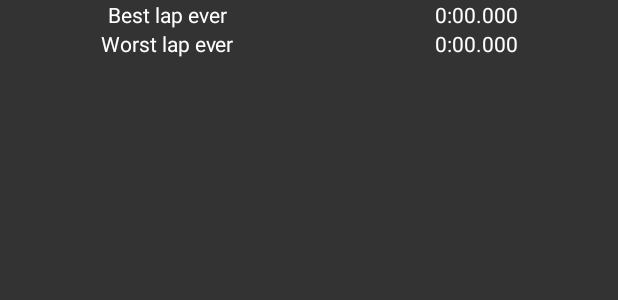
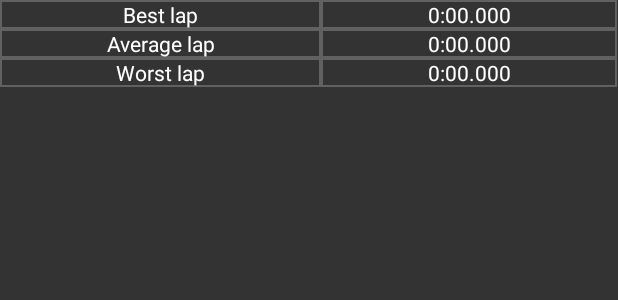
Before and after one commit to JQueimado/TimeSheets, an Android app: the layout fragment_stats.xml on its own in the app's theme, with its tools: preview values and no code run, on a phone screen of 412 x 824 dp. Shown: the top 300 px of the screen. Run offline under Robolectric (Android 15) with nearby library versions, the phone set to English and light mode, and no system bars.

Commit message:
changed Table apearance and add Average Lap

```diff
--- /dev/null
+++ b/KartingSheets/app/src/main/res/drawable/stats_fragment_table_shape.xml
@@ -0,0 +1,5 @@
+<?xml version="1.0" encoding="utf-8"?>
+<shape xmlns:android="http://schemas.android.com/apk/res/android">
+    <solid android:color="@color/stats_background_color"/>
+    <stroke android:width="1dp"  android:color="@color/stats_outline_color"/>
+</shape>
--- a/KartingSheets/app/src/main/res/layout/fragment_stats.xml
+++ b/KartingSheets/app/src/main/res/layout/fragment_stats.xml
@@ -9,14 +9,16 @@
     android:background="@color/stats_background_color"
     android:stretchColumns="0,1">
 
+    <!-- Best Lap -->
     <TableRow
         android:id="@+id/stats_best_lap_body"
         android:layout_width="match_parent"
-        android:layout_height="match_parent"
-        >
+        android:layout_height="match_parent">
+
             <TextView
                 android:layout_width="wrap_content"
                 android:layout_height="wrap_content"
+                android:background="@drawable/stats_fragment_table_shape"
 
                 android:text="@string/stats_best_lap"
                 android:textColor="@color/white"
@@ -26,20 +28,51 @@
                 android:id="@+id/stats_best_lap"
                 android:layout_width="wrap_content"
                 android:layout_height="wrap_content"
+                android:background="@drawable/stats_fragment_table_shape"
 
                 android:text="@string/stats_sample_lap"
                 android:textColor="@color/white"
                 android:gravity="center"/>
     </TableRow>
 
+    <!-- Average Lap -->
+    <TableRow
+        android:id="@+id/stats_average_lap_body"
+        android:layout_width="match_parent"
+        android:layout_height="match_parent">
+
+        <TextView
+            android:layout_width="wrap_content"
+            android:layout_height="wrap_content"
+            android:background="@drawable/stats_fragment_table_shape"
+
+            android:text="@string/stats_average_lap"
+            android:textColor="@color/white"
+            android:gravity="center"
+            />
+
+        <TextView
+            android:id="@+id/stats_average_lap"
+            android:layout_width="wrap_content"
+            android:layout_height="wrap_content"
+            android:background="@drawable/stats_fragment_table_shape"
+
+            android:text="@string/stats_sample_lap"
+            android:textColor="@color/white"
+            android:gravity="center"/>
+
+    </TableRow>
+
+    <!-- Worst Lap -->
     <TableRow
         android:id="@+id/stats_worst_lap_body"
         android:layout_width="match_parent"
-        android:layout_height="match_parent"
-        >
+        android:layout_height="match_parent">
+
         <TextView
             android:layout_width="wrap_content"
             android:layout_height="wrap_content"
+            android:background="@drawable/stats_fragment_table_shape"
 
             android:text="@string/stats_worst_lap"
             android:textColor="@color/white"
@@ -49,10 +82,12 @@
             android:id="@+id/stats_worst_lap"
             android:layout_width="wrap_content"
             android:layout_height="wrap_content"
+            android:background="@drawable/stats_fragment_table_shape"
 
             android:text="@string/stats_sample_lap"
             android:textColor="@color/white"
             android:gravity="center"/>
+
     </TableRow>
 
 </TableLayout>
--- a/KartingSheets/app/src/main/res/values/colors.xml
+++ b/KartingSheets/app/src/main/res/values/colors.xml
@@ -19,5 +19,6 @@
     <color name="nav_button">#FFFFFF</color>
 
     <color name="stats_background_color">#333333</color>
+    <color name="stats_outline_color">#616161</color>
 
 </resources>
--- a/KartingSheets/app/src/main/res/values/strings.xml
+++ b/KartingSheets/app/src/main/res/values/strings.xml
@@ -17,8 +17,9 @@
 
     <!-- Stats Text -->
 
-    <string name="stats_best_lap">Best lap ever</string>
-    <string name="stats_worst_lap">Worst lap ever</string>
+    <string name="stats_best_lap">Best lap</string>
+    <string name="stats_average_lap">Average lap</string>
+    <string name="stats_worst_lap">Worst lap</string>
     <string name="stats_sample_lap">0:00.000</string>
 
 </resources>
```
